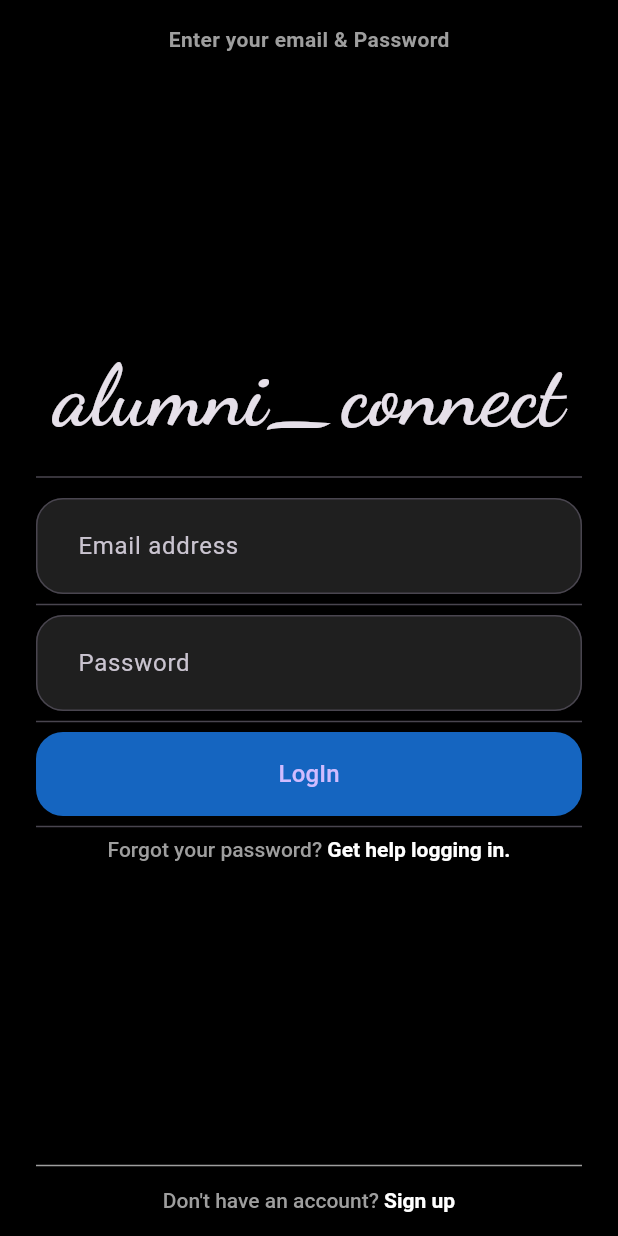
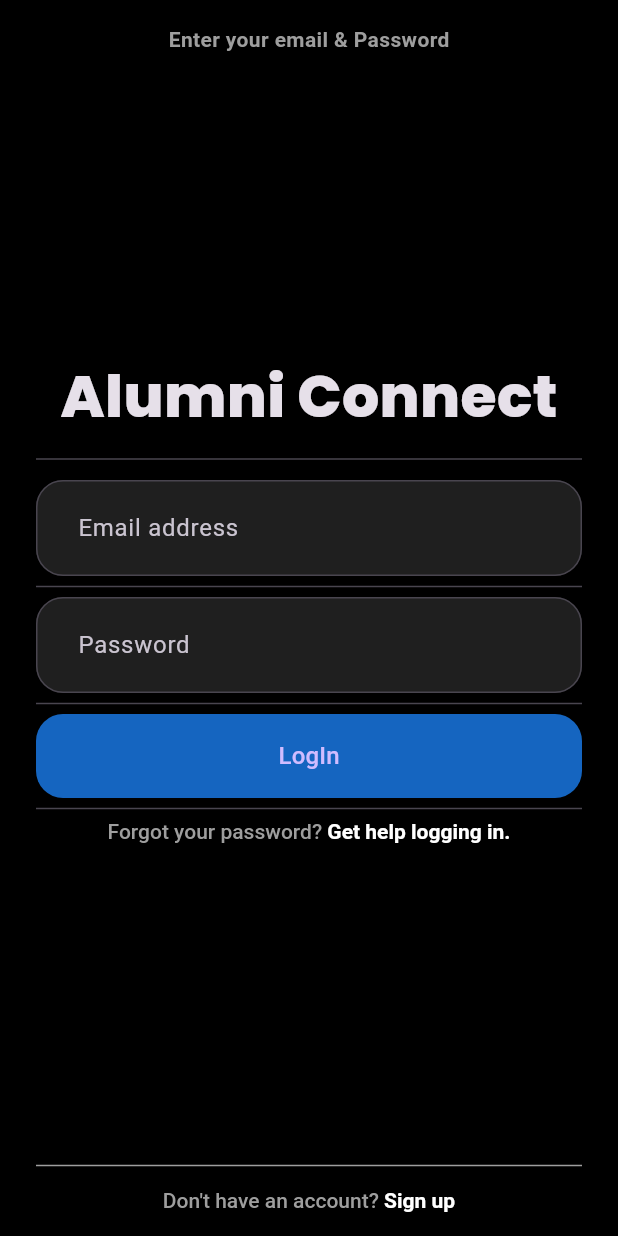
Before and after one commit to NVJKKartik/Alumni_connect, a Flutter app: the screen it shows after launch, on a phone screen of 412 x 824 dp. Run offline on Flutter 3.47's test engine with Material 3 defaults, Android fonts, the phone set to English and light mode, and no system bars; our stand-ins replace cloud_firestore, file_picker, firebase_auth, firebase_core, firebase_storage, flutter_rating_bar and 3 more; accounts and stored records are empty; generated files the repository leaves out were written again.

Commit message:
Design Changes

```diff
--- a/lib/pages/authentication/login_page.dart
+++ b/lib/pages/authentication/login_page.dart
@@ -52,9 +52,9 @@ class _LogInPageState extends State<LogInPage> {
               Column(
                 children: [
                   Text(
-                    'alumni_connect',
-                    style: GoogleFonts.dancingScript(
-                      fontSize: 56.0,
+                    'Alumni Connect',
+                    style: GoogleFonts.poppins(
+                      fontSize: 39.0,
                       fontWeight: FontWeight.w800,
                     ),
                   ),
--- a/lib/pages/home/home_screen.dart
+++ b/lib/pages/home/home_screen.dart
@@ -62,9 +62,9 @@ class _HomeScreenState extends State<HomeScreen> {
           ),
         ),
         title: Text(
-          'alumni_connect',
-          style: GoogleFonts.dancingScript(
-            fontSize: 30.0,
+          'Alumni Connect',
+          style: GoogleFonts.poppins(
+            fontSize: 20.0,
             fontWeight: FontWeight.w800,
           ),
         ),
--- a/pubspec.yaml
+++ b/pubspec.yaml
@@ -4,7 +4,7 @@ publish_to: 'none'
 version: 0.1.0
 
 environment:
-  sdk: '>=3.2.2 <4.0.0'
+  sdk: '>=3.1.0 <4.0.0'
 
 dependencies:
   flutter:
```
Also changed, not shown: pubspec.lock.
